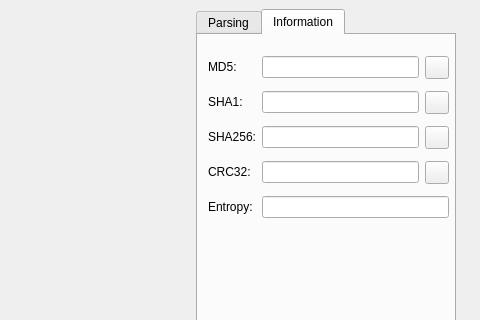
Above: src/widgets/HexdumpWidget.ui from rizinorg/cutter before the change; both pictures show x 479 to 959 and y 0 to 320 of the 959 by 807 pixel window. Below: the same form after it.
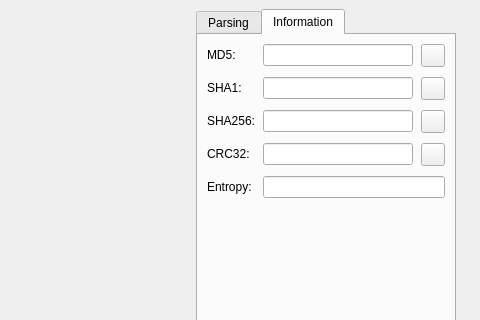
That is the form after the change. Icons and pictures are not drawn. Custom widgets are drawn as their Qt base class.

```diff
--- a/src/widgets/HexdumpWidget.ui
+++ b/src/widgets/HexdumpWidget.ui
@@ -343,15 +343,8 @@
         <attribute name="title">
          <string notr="true">Information</string>
         </attribute>
-        <widget class="QWidget" name="gridLayoutWidget">
-         <property name="geometry">
-          <rect>
-           <x>10</x>
-           <y>19</y>
-           <width>241</width>
-           <height>167</height>
-          </rect>
-         </property>
+        <layout class="QVBoxLayout" name="verticalLayout">
+         <item>
          <layout class="QGridLayout" name="gridLayout" columnstretch="0,0,0">
           <property name="sizeConstraint">
            <enum>QLayout::SetDefaultConstraint</enum>
@@ -359,36 +352,29 @@
           <property name="rightMargin">
            <number>0</number>
           </property>
+           <property name="horizontalSpacing">
+            <number>8</number>
+           </property>
           <property name="verticalSpacing">
            <number>10</number>
           </property>
-          <item row="0" column="2">
-           <widget class="QToolButton" name="copyMD5">
-            <property name="toolTip">
-             <string notr="true">Copy MD5</string>
-            </property>
-            <property name="layoutDirection">
-             <enum>Qt::RightToLeft</enum>
+           <item row="3" column="0">
+            <widget class="QLabel" name="labelSHA256">
+             <property name="sizePolicy">
+              <sizepolicy hsizetype="Fixed" vsizetype="Fixed">
+               <horstretch>0</horstretch>
+               <verstretch>0</verstretch>
+              </sizepolicy>
+             </property>
+             <property name="midLineWidth">
+              <number>4</number>
             </property>
             <property name="text">
-             <string notr="true"/>
+              <string>SHA256:</string>
             </property>
            </widget>
           </item>
-          <item row="1" column="2">
-           <widget class="QToolButton" name="copySHA1">
-            <property name="toolTip">
-             <string notr="true">Copy SHA1</string>
-            </property>
-            <property name="layoutDirection">
-             <enum>Qt::RightToLeft</enum>
-            </property>
-            <property name="text">
-             <string notr="true"/>
-            </property>
-           </widget>
-          </item>
-          <item row="0" column="1">
+           <item row="1" column="1">
            <widget class="QLineEdit" name="bytesMD5">
             <property name="sizePolicy">
              <sizepolicy hsizetype="Expanding" vsizetype="Fixed">
@@ -407,52 +393,7 @@
             </property>
            </widget>
           </item>
-          <item row="4" column="0" alignment="Qt::AlignLeft">
-           <widget class="QLabel" name="labelEntropy">
-            <property name="sizePolicy">
-             <sizepolicy hsizetype="Fixed" vsizetype="Fixed">
-              <horstretch>0</horstretch>
-              <verstretch>0</verstretch>
-             </sizepolicy>
-            </property>
-            <property name="text">
-             <string>Entropy:</string>
-            </property>
-           </widget>
-          </item>
-          <item row="2" column="1">
-           <widget class="QLineEdit" name="bytesSHA256">
-            <property name="frame">
-             <bool>true</bool>
-            </property>
-            <property name="alignment">
-             <set>Qt::AlignJustify|Qt::AlignVCenter</set>
-            </property>
-            <property name="readOnly">
-             <bool>true</bool>
-            </property>
-           </widget>
-          </item>
-          <item row="4" column="1" colspan="2">
-           <widget class="QLineEdit" name="bytesEntropy">
-            <property name="sizePolicy">
-             <sizepolicy hsizetype="Expanding" vsizetype="Fixed">
-              <horstretch>0</horstretch>
-              <verstretch>0</verstretch>
-             </sizepolicy>
-            </property>
-            <property name="frame">
-             <bool>true</bool>
-            </property>
-            <property name="alignment">
-             <set>Qt::AlignJustify|Qt::AlignVCenter</set>
-            </property>
-            <property name="readOnly">
-             <bool>true</bool>
-            </property>
-           </widget>
-          </item>
-          <item row="1" column="0">
+           <item row="2" column="0">
            <widget class="QLabel" name="labelSHA1">
             <property name="sizePolicy">
              <sizepolicy hsizetype="Fixed" vsizetype="Fixed">
@@ -465,26 +406,7 @@
             </property>
            </widget>
           </item>
-          <item row="1" column="1">
-           <widget class="QLineEdit" name="bytesSHA1">
-            <property name="sizePolicy">
-             <sizepolicy hsizetype="Expanding" vsizetype="Fixed">
-              <horstretch>0</horstretch>
-              <verstretch>0</verstretch>
-             </sizepolicy>
-            </property>
-            <property name="frame">
-             <bool>true</bool>
-            </property>
-            <property name="alignment">
-             <set>Qt::AlignJustify|Qt::AlignVCenter</set>
-            </property>
-            <property name="readOnly">
-             <bool>true</bool>
-            </property>
-           </widget>
-          </item>
-          <item row="2" column="2" alignment="Qt::AlignRight">
+           <item row="3" column="2" alignment="Qt::AlignRight">
            <widget class="QToolButton" name="copySHA256">
             <property name="toolTip">
              <string>Copy SHA256</string>
@@ -497,20 +419,33 @@
             </property>
            </widget>
           </item>
-          <item row="3" column="0">
-           <widget class="QLabel" name="labelCRC32">
-            <property name="sizePolicy">
-             <sizepolicy hsizetype="Fixed" vsizetype="Fixed">
-              <horstretch>0</horstretch>
-              <verstretch>0</verstretch>
-             </sizepolicy>
+           <item row="2" column="2">
+            <widget class="QToolButton" name="copySHA1">
+             <property name="toolTip">
+              <string notr="true">Copy SHA1</string>
+             </property>
+             <property name="layoutDirection">
+              <enum>Qt::RightToLeft</enum>
             </property>
             <property name="text">
-             <string>CRC32:</string>
+              <string notr="true"/>
             </property>
            </widget>
           </item>
-          <item row="3" column="2" alignment="Qt::AlignRight">
+           <item row="4" column="1">
+            <widget class="QLineEdit" name="bytesCRC32">
+             <property name="frame">
+              <bool>true</bool>
+             </property>
+             <property name="alignment">
+              <set>Qt::AlignJustify|Qt::AlignVCenter</set>
+             </property>
+             <property name="readOnly">
+              <bool>true</bool>
+             </property>
+            </widget>
+           </item>
+           <item row="4" column="2" alignment="Qt::AlignRight">
            <widget class="QToolButton" name="copyCRC32">
             <property name="toolTip">
              <string>Copy CRC32</string>
@@ -523,7 +458,58 @@
             </property>
            </widget>
           </item>
-          <item row="0" column="0">
+           <item row="5" column="1" colspan="2">
+            <widget class="QLineEdit" name="bytesEntropy">
+             <property name="sizePolicy">
+              <sizepolicy hsizetype="Expanding" vsizetype="Fixed">
+               <horstretch>0</horstretch>
+               <verstretch>0</verstretch>
+              </sizepolicy>
+             </property>
+             <property name="frame">
+              <bool>true</bool>
+             </property>
+             <property name="alignment">
+              <set>Qt::AlignJustify|Qt::AlignVCenter</set>
+             </property>
+             <property name="readOnly">
+              <bool>true</bool>
+             </property>
+            </widget>
+           </item>
+           <item row="5" column="0" alignment="Qt::AlignLeft">
+            <widget class="QLabel" name="labelEntropy">
+             <property name="sizePolicy">
+              <sizepolicy hsizetype="Fixed" vsizetype="Fixed">
+               <horstretch>0</horstretch>
+               <verstretch>0</verstretch>
+              </sizepolicy>
+             </property>
+             <property name="text">
+              <string>Entropy:</string>
+             </property>
+            </widget>
+           </item>
+           <item row="2" column="1">
+            <widget class="QLineEdit" name="bytesSHA1">
+             <property name="sizePolicy">
+              <sizepolicy hsizetype="Expanding" vsizetype="Fixed">
+               <horstretch>0</horstretch>
+               <verstretch>0</verstretch>
+              </sizepolicy>
+             </property>
+             <property name="frame">
+              <bool>true</bool>
+             </property>
+             <property name="alignment">
+              <set>Qt::AlignJustify|Qt::AlignVCenter</set>
+             </property>
+             <property name="readOnly">
+              <bool>true</bool>
+             </property>
+            </widget>
+           </item>
+           <item row="1" column="0">
            <widget class="QLabel" name="labelMD5">
             <property name="sizePolicy">
              <sizepolicy hsizetype="Fixed" vsizetype="Fixed">
@@ -536,24 +522,34 @@
             </property>
            </widget>
           </item>
-          <item row="2" column="0">
-           <widget class="QLabel" name="labelSHA256">
+           <item row="4" column="0">
+            <widget class="QLabel" name="labelCRC32">
             <property name="sizePolicy">
              <sizepolicy hsizetype="Fixed" vsizetype="Fixed">
               <horstretch>0</horstretch>
               <verstretch>0</verstretch>
              </sizepolicy>
             </property>
-            <property name="midLineWidth">
-             <number>4</number>
-            </property>
+             <property name="text">
+              <string>CRC32:</string>
+             </property>
+            </widget>
+           </item>
+           <item row="1" column="2">
+            <widget class="QToolButton" name="copyMD5">
+             <property name="toolTip">
+              <string notr="true">Copy MD5</string>
+             </property>
+             <property name="layoutDirection">
+              <enum>Qt::RightToLeft</enum>
+             </property>
             <property name="text">
-             <string>SHA256:</string>
+              <string notr="true"/>
             </property>
            </widget>
           </item>
           <item row="3" column="1">
-           <widget class="QLineEdit" name="bytesCRC32">
+            <widget class="QLineEdit" name="bytesSHA256">
             <property name="frame">
              <bool>true</bool>
             </property>
@@ -566,7 +562,21 @@
            </widget>
           </item>
          </layout>
-        </widget>
+         </item>
+         <item>
+          <spacer name="verticalSpacer">
+           <property name="orientation">
+            <enum>Qt::Vertical</enum>
+           </property>
+           <property name="sizeHint" stdset="0">
+            <size>
+             <width>20</width>
+             <height>40</height>
+            </size>
+           </property>
+          </spacer>
+         </item>
+        </layout>
        </widget>
       </widget>
      </widget>
```
Lines whose indentation alone changed are shown as unchanged.
